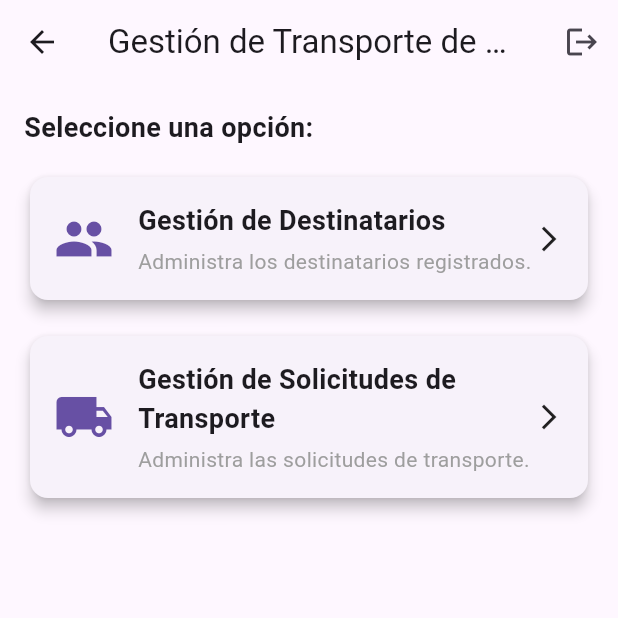
After one commit to DavidZZGi/gestion_mercancia_transporte, a Flutter app: the HomePage screen opened by its route, on a phone screen of 412 x 824 dp, the top half of it. The commit adds this screen. Run offline on Flutter 3.47's test engine with Material 3 defaults, Android fonts, the phone set to English and light mode, and no system bars; our stand-ins replace auto_route, bloc, flutter_bloc, freezed_annotation, get_it, sqflite; accounts and stored records are empty.

Commit message:
feat: building transport request ui

```diff
--- a/lib/app/routes/router/app_router.dart
+++ b/lib/app/routes/router/app_router.dart
@@ -20,5 +20,17 @@ class AppRouter extends $AppRouter {
           page: SignInRoute.page,
           path: '/sign-in',
         ),
+        AutoRoute(
+          page: DestinatariosRoute.page,
+          path: '/destinatario',
+        ),
+        AutoRoute(
+          page: HomeRoute.page,
+          path: '/home',
+        ),
+        AutoRoute(
+          page: TransportRequestRoute.page,
+          path: '/transport_request',
+        ),
       ];
 }
--- /dev/null
+++ b/lib/app/view/homepage.dart
@@ -0,0 +1,109 @@
+import 'package:flutter/material.dart';
+import 'package:auto_route/auto_route.dart';
+import 'package:gestion_mercancia_transporte/app/routes/router/app_router.gr.dart';
+
+@RoutePage()
+class HomePage extends StatelessWidget {
+  const HomePage({super.key});
+
+  @override
+  Widget build(BuildContext context) {
+    return Scaffold(
+      appBar: AppBar(
+        title: const Text('Gestión de Transporte de Mercancías'),
+        actions: [
+          IconButton(
+            onPressed: () {
+              // Agregar funcionalidad de logout aquí
+              ScaffoldMessenger.of(context).showSnackBar(
+                const SnackBar(content: Text('Sesión cerrada')),
+              );
+            },
+            icon: const Icon(Icons.logout),
+          ),
+        ],
+      ),
+      body: Padding(
+        padding: const EdgeInsets.all(16.0),
+        child: Column(
+          crossAxisAlignment: CrossAxisAlignment.stretch,
+          children: [
+            const Text(
+              'Seleccione una opción:',
+              style: TextStyle(fontSize: 18, fontWeight: FontWeight.bold),
+            ),
+            const SizedBox(height: 16),
+            _NavigationCard(
+              title: 'Gestión de Destinatarios',
+              description: 'Administra los destinatarios registrados.',
+              icon: Icons.people,
+              onTap: () => context.router.push(const DestinatariosRoute()),
+            ),
+            const SizedBox(height: 16),
+            _NavigationCard(
+              title: 'Gestión de Solicitudes de Transporte',
+              description: 'Administra las solicitudes de transporte.',
+              icon: Icons.local_shipping,
+              onTap: () => context.router.push(const TransportRequestRoute()),
+            ),
+          ],
+        ),
+      ),
+    );
+  }
+}
+
+class _NavigationCard extends StatelessWidget {
+  final String title;
+  final String description;
+  final IconData icon;
+  final VoidCallback onTap;
+
+  const _NavigationCard({
+    required this.title,
+    required this.description,
+    required this.icon,
+    required this.onTap,
+  });
+
+  @override
+  Widget build(BuildContext context) {
+    return Card(
+      elevation: 4,
+      shape: RoundedRectangleBorder(borderRadius: BorderRadius.circular(12)),
+      child: InkWell(
+        onTap: onTap,
+        borderRadius: BorderRadius.circular(12),
+        child: Padding(
+          padding: const EdgeInsets.all(16.0),
+          child: Row(
+            children: [
+              Icon(icon, size: 40, color: Theme.of(context).primaryColor),
+              const SizedBox(width: 16),
+              Expanded(
+                child: Column(
+                  crossAxisAlignment: CrossAxisAlignment.start,
+                  children: [
+                    Text(
+                      title,
+                      style: const TextStyle(
+                        fontSize: 18,
+                        fontWeight: FontWeight.bold,
+                      ),
+                    ),
+                    const SizedBox(height: 4),
+                    Text(
+                      description,
+                      style: const TextStyle(fontSize: 14, color: Colors.grey),
+                    ),
+                  ],
+                ),
+              ),
+              const Icon(Icons.arrow_forward_ios, size: 20),
+            ],
+          ),
+        ),
+      ),
+    );
+  }
+}
--- a/lib/authentication/presentation/screens/sign_in.dart
+++ b/lib/authentication/presentation/screens/sign_in.dart
@@ -27,7 +27,7 @@ class SignInScreen extends StatelessWidget {
               loading: () => const CircularProgressIndicator.adaptive(),
               success: (user) {
                 print(user);
-                // context
+                context.router.push(const HomeRoute());
               },
               error: (message) => ScaffoldMessenger.of(context).showSnackBar(
                 SnackBar(content: Text(message)),
--- a/lib/destinatario/presentation/screens/destinatarios_screen.dart
+++ b/lib/destinatario/presentation/screens/destinatarios_screen.dart
@@ -1,3 +1,4 @@
+import 'package:auto_route/auto_route.dart';
 import 'package:flutter/material.dart';
 import 'package:flutter_bloc/flutter_bloc.dart';
 import 'package:gestion_mercancia_transporte/destinatario/presentation/widgets/destinatario_form.dart';
@@ -5,6 +6,7 @@ import 'package:gestion_mercancia_transporte/destinatario/state_managament/bloc/
 
 import '../widgets/destinatario_list.dart';
 
+@RoutePage()
 class DestinatariosScreen extends StatelessWidget {
   const DestinatariosScreen({super.key});
 
--- /dev/null
+++ b/lib/transport_request/presentation/widgets/transport_request_widgets.dart
@@ -0,0 +1,3 @@
+export 'transport_request_form.dart';
+export 'transport_request_list.dart';
+export 'transport_request_list_item.dart';
```
Also changed, not shown: lib/transport_request/presentation/screens/transport_request_screen.dart (added, +52 -0 lines), lib/transport_request/presentation/widgets/transport_request_form.dart (added, +92 -0 lines), lib/transport_request/presentation/widgets/transport_request_list.dart (added, +25 -0 lines), lib/transport_request/presentation/widgets/transport_request_list_item.dart (added, +111 -0 lines), lib/app/routes/router/app_router.gr.dart, 3 other files.
